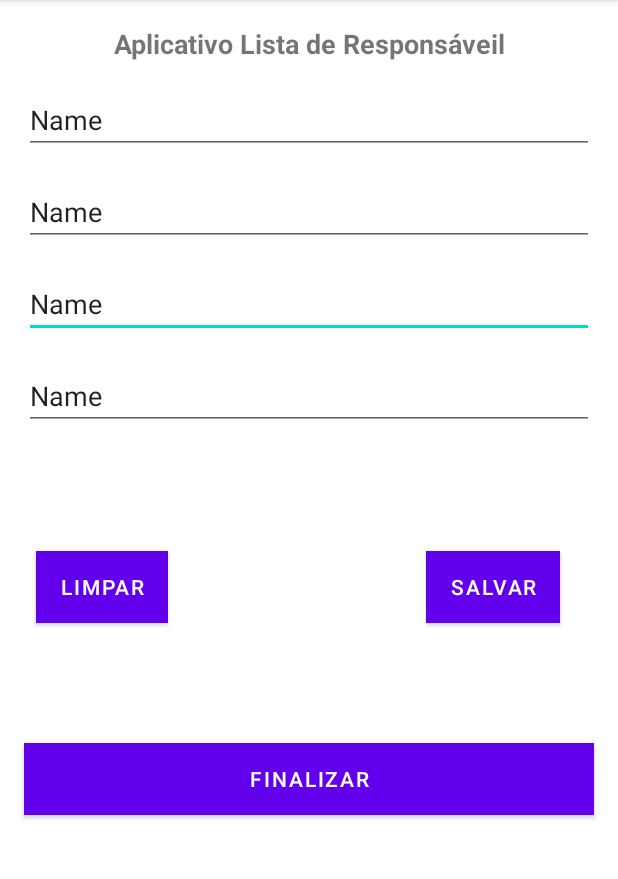
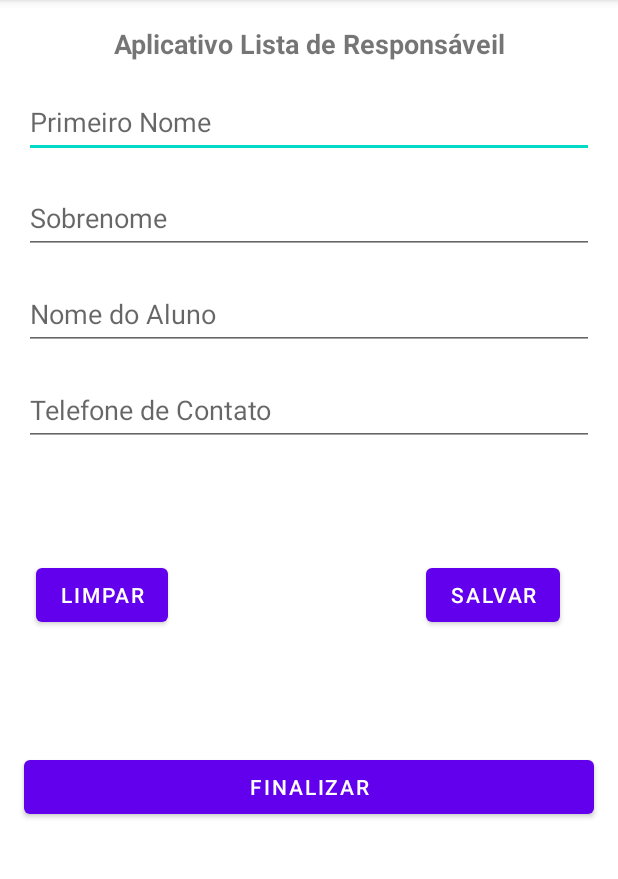
Before and after one commit to fernandoppm/Desenvolvimento_Android, an Android app: the screen it shows after launch (MainActivity), on a phone screen of 412 x 824 dp, the part 84-963 px from its top. Run offline under Robolectric (Android 15) with nearby library versions, the phone set to English and light mode, and no system bars.

Commit message:
Customização do layout do application

```diff
--- a/AppLista/app/src/main/res/layout/activity_main.xml
+++ b/AppLista/app/src/main/res/layout/activity_main.xml
@@ -7,10 +7,10 @@
     tools:context=".MainActivity">
 
     <TextView
-        android:id="@+id/textView"
+        android:id="@+id/txtTitulo"
         android:layout_width="wrap_content"
         android:layout_height="wrap_content"
-        android:text="Aplicativo Lista de Responsáveil"
+        android:text="@string/txt_titulo"
         android:textSize="18sp"
         android:textStyle="bold"
         app:layout_constraintBottom_toBottomOf="parent"
@@ -20,102 +20,96 @@
         app:layout_constraintVertical_bias="0.022" />
 
     <EditText
-        android:id="@+id/editTextTextPersonName3"
+        android:id="@+id/editPrimeiroNome"
         android:layout_width="match_parent"
-        android:layout_height="wrap_content"
+        android:layout_height="48dp"
+        android:layout_margin="16dp"
+        android:layout_marginTop="92dp"
+        android:ems="10"
+        android:hint="@string/text_hint_edit_primeiro_nome"
+        android:inputType="textPersonName"
+        app:layout_constraintEnd_toEndOf="parent"
+        app:layout_constraintStart_toStartOf="parent"
+        app:layout_constraintTop_toBottomOf="@+id/txtTitulo" />
+
+    <EditText
+        android:id="@+id/editSobrenome"
+        android:layout_width="match_parent"
+        android:layout_height="48dp"
         android:layout_margin="16dp"
         android:layout_marginTop="16dp"
         android:ems="10"
-        android:hint="Nome do Aluno"
+        android:hint="@string/txt_hint_edit_sobrenome"
         android:inputType="textPersonName"
-        android:text="Name"
         app:layout_constraintEnd_toEndOf="parent"
         app:layout_constraintStart_toStartOf="parent"
-        app:layout_constraintTop_toBottomOf="@+id/editTextTextPersonName2" />
+        app:layout_constraintTop_toBottomOf="@+id/editPrimeiroNome" />
 
     <EditText
-        android:id="@+id/editTextTextPersonName"
+        android:id="@+id/editNomedoAluno"
         android:layout_width="match_parent"
-        android:layout_height="wrap_content"
+        android:layout_height="48dp"
         android:layout_margin="16dp"
         android:layout_marginTop="16dp"
         android:ems="10"
-        android:hint="Primeiro Nome"
+        android:hint="@string/text_hint_edit_nome_do_aluno"
         android:inputType="textPersonName"
-        android:text="Name"
         app:layout_constraintEnd_toEndOf="parent"
         app:layout_constraintStart_toStartOf="parent"
-        app:layout_constraintTop_toBottomOf="@+id/textView" />
+        app:layout_constraintTop_toBottomOf="@+id/editSobrenome" />
+
 
     <EditText
-        android:id="@+id/editTextTextPersonName2"
+        android:id="@+id/editTelefonedeContato"
         android:layout_width="match_parent"
-        android:layout_height="wrap_content"
+        android:layout_height="48dp"
         android:layout_margin="16dp"
         android:layout_marginTop="16dp"
         android:ems="10"
-        android:hint="Sobrenome"
+        android:hint="@string/txt_hint_edit_telefone_de_contato"
+        android:importantForAutofill="no"
         android:inputType="textPersonName"
-        android:text="Name"
         app:layout_constraintEnd_toEndOf="parent"
         app:layout_constraintStart_toStartOf="parent"
-        app:layout_constraintTop_toBottomOf="@+id/editTextTextPersonName" />
-
-    <EditText
-        android:id="@+id/editTextTextPersonName4"
-        android:layout_width="match_parent"
-        android:layout_height="wrap_content"
-        android:layout_margin="16dp"
-        android:layout_marginTop="16dp"
-        android:ems="10"
-        android:hint="Telefone de Contato"
-        android:inputType="textPersonName"
-        android:text="Name"
-        app:layout_constraintEnd_toEndOf="parent"
-        app:layout_constraintHorizontal_bias="1.0"
-        app:layout_constraintStart_toStartOf="parent"
-        app:layout_constraintTop_toBottomOf="@+id/editTextTextPersonName3" />
+        app:layout_constraintTop_toBottomOf="@+id/editNomedoAluno" />
 
     <Button
-        android:id="@+id/button"
+        android:id="@+id/btnLimpar"
         android:layout_width="wrap_content"
         android:layout_height="wrap_content"
         android:layout_marginStart="24dp"
         android:layout_marginBottom="80dp"
-        android:background="@color/purple_200"
-        android:text="LIMPAR"
-        app:layout_constraintBottom_toTopOf="@+id/button3"
+        android:text="@string/txt_button_limpar"
+        app:layout_constraintBottom_toTopOf="@+id/btnFinalizar"
         app:layout_constraintStart_toStartOf="parent"
-        app:layout_constraintTop_toBottomOf="@+id/editTextTextPersonName4"
+        app:layout_constraintTop_toBottomOf="@+id/editTelefonedeContato"
         app:layout_constraintVertical_bias="1.0" />
 
     <Button
-        android:id="@+id/button2"
+        android:id="@+id/btnSalvar"
         android:layout_width="wrap_content"
         android:layout_height="wrap_content"
         android:layout_marginStart="172dp"
         android:layout_marginBottom="80dp"
-        android:background="@color/CorBotoes"
-        android:text="SALVAR"
-        app:layout_constraintBottom_toTopOf="@+id/button3"
-        app:layout_constraintStart_toEndOf="@+id/button"
-        app:layout_constraintTop_toBottomOf="@+id/editTextTextPersonName4"
+        android:text="@string/txt_button_salvar"
+        app:layout_constraintBottom_toTopOf="@+id/btnFinalizar"
+        app:layout_constraintStart_toEndOf="@+id/btnLimpar"
+        app:layout_constraintTop_toBottomOf="@+id/editTelefonedeContato"
         app:layout_constraintVertical_bias="1.0" />
 
     <Button
-        android:id="@+id/button3"
+        android:id="@+id/btnFinalizar"
         android:layout_width="match_parent"
         android:layout_height="wrap_content"
         android:layout_margin="16dp"
         android:layout_marginTop="388dp"
         android:layout_marginBottom="120dp"
-        android:background="@color/CorBotoes"
-        android:text="FINALIZAR"
+        android:text="@string/txt_button_finalizar"
         app:layout_constraintBottom_toBottomOf="parent"
         app:layout_constraintEnd_toEndOf="parent"
         app:layout_constraintHorizontal_bias="1.0"
         app:layout_constraintStart_toStartOf="parent"
-        app:layout_constraintTop_toBottomOf="@+id/editTextTextPersonName4"
+        app:layout_constraintTop_toBottomOf="@+id/editTelefonedeContato"
         app:layout_constraintVertical_bias="0.48" />
 
 </androidx.constraintlayout.widget.ConstraintLayout>
--- a/AppLista/app/src/main/res/values/strings.xml
+++ b/AppLista/app/src/main/res/values/strings.xml
@@ -1,3 +1,11 @@
 <resources>
     <string name="app_name">AppLista</string>
+    <string name="txt_titulo">Aplicativo Lista de Responsáveil</string>
+    <string name="text_hint_edit_primeiro_nome">Primeiro Nome</string>
+    <string name="txt_hint_edit_sobrenome">Sobrenome</string>
+    <string name="text_hint_edit_nome_do_aluno">Nome do Aluno</string>
+    <string name="txt_hint_edit_telefone_de_contato">Telefone de Contato</string>
+    <string name="txt_button_limpar">LIMPAR</string>
+    <string name="txt_button_salvar">SALVAR</string>
+    <string name="txt_button_finalizar">FINALIZAR</string>
 </resources>
```
